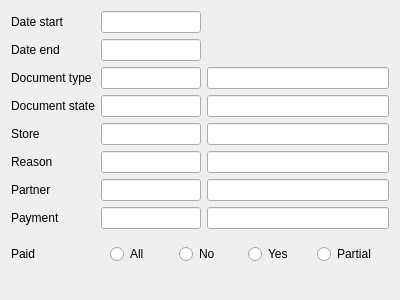
Qt form Reports/cr5storedocumentsfilter.ui (End1-1/Cafe5) before a commit.
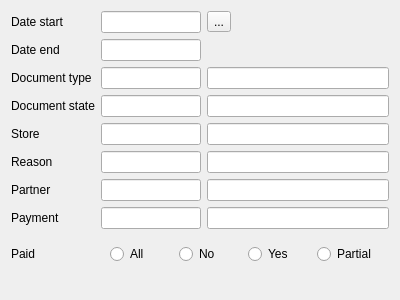
The same form after that commit. Icons and pictures are not drawn. Custom widgets are drawn as their Qt base class.

```diff
--- a/Reports/cr5storedocumentsfilter.ui
+++ b/Reports/cr5storedocumentsfilter.ui
@@ -288,6 +288,23 @@
      </property>
     </widget>
    </item>
+   <item row="2" column="2">
+    <widget class="QToolButton" name="btnFixDate">
+     <property name="text">
+      <string>...</string>
+     </property>
+     <property name="icon">
+      <iconset resource="../resources/res.qrc">
+       <normaloff>:/pushpin.png</normaloff>:/pushpin.png</iconset>
+     </property>
+     <property name="checkable">
+      <bool>true</bool>
+     </property>
+     <property name="FixDate" stdset="0">
+      <bool>true</bool>
+     </property>
+    </widget>
+   </item>
   </layout>
  </widget>
  <customwidgets>
```
Left out of the diff: 4 changed lines with no effect on the pictures.
